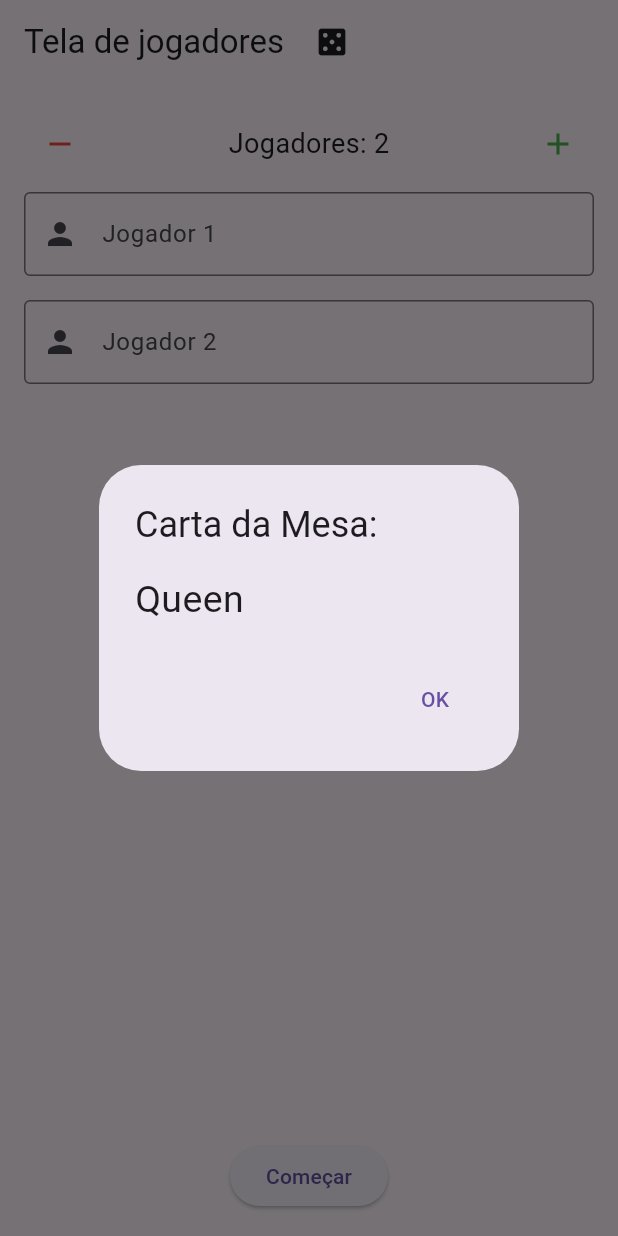
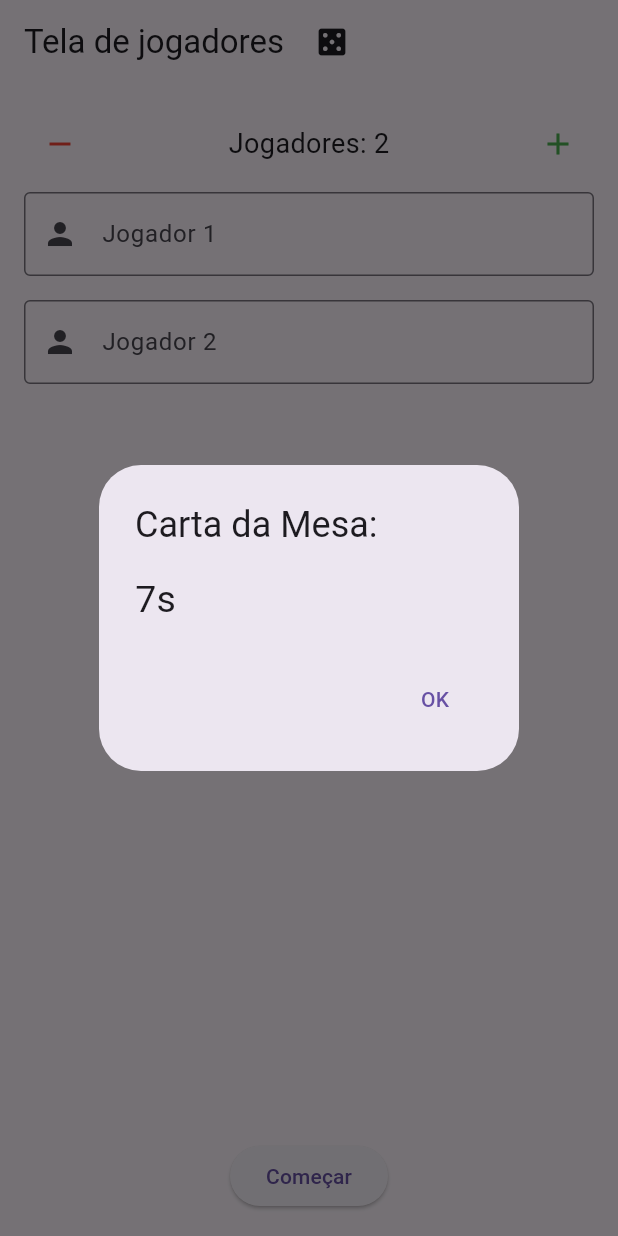
Before and after one commit to birdenly/Liars_Bar, a Flutter app: the screen it shows after launch, after a tap on the "casino" icon, on a phone screen of 412 x 824 dp. Run offline on Flutter 3.47's test engine with Material 3 defaults, Android fonts, the phone set to English and light mode, and no system bars.

Commit message:
changed to match UNO

```diff
--- a/lib/main.dart
+++ b/lib/main.dart
@@ -61,7 +61,7 @@ class _PlayerInputScreenState extends State<PlayerInputScreen> {
   }
 
   void _showRandomCard() {
-    final List<String> cards = ['Queen', 'King', 'Ace'];
+    final List<String> cards = ['7s', '8s', '9s'];
     final String selectedCard = (cards..shuffle()).first;
 
     showDialog(
```
